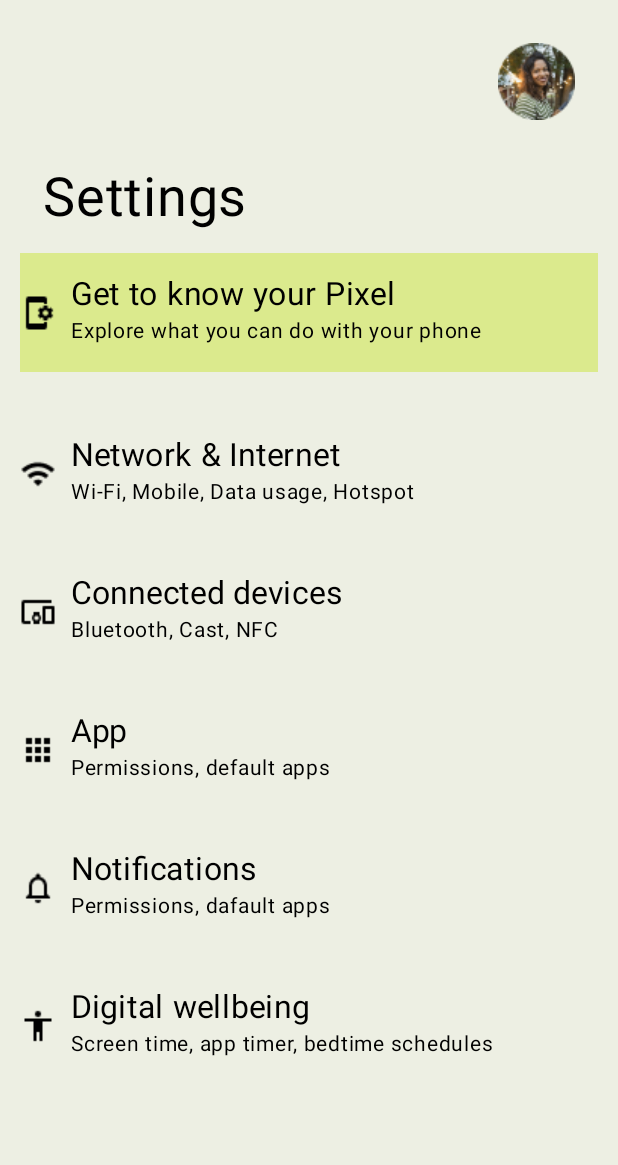
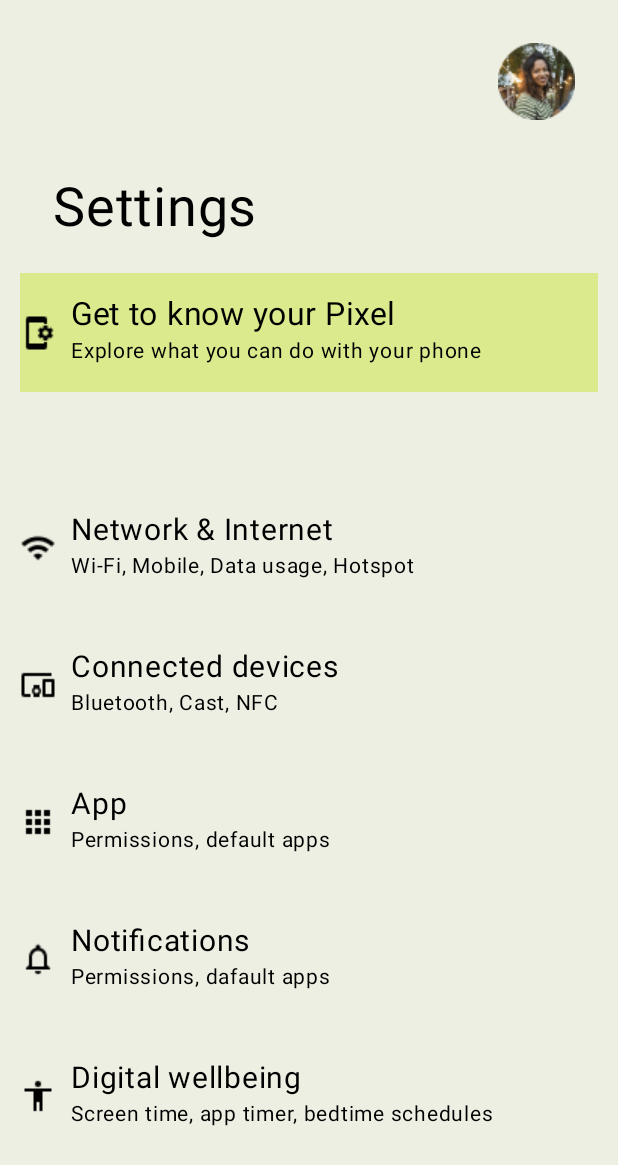
Before and after one commit to Oreoff/control-work, an Android app built with Jetpack Compose: the screen it shows after launch (MainActivity), on a phone screen of 412 x 824 dp. Shown: the top 1165 px of the screen. Run offline under Robolectric (Android 15) with nearby library versions, the phone set to English and light mode, and no system bars.

Commit message:
final work

```diff
--- a/app/src/main/java/com/example/myapplication/MainActivity.kt
+++ b/app/src/main/java/com/example/myapplication/MainActivity.kt
@@ -60,13 +60,14 @@ fun Greeting(name: String, modifier: Modifier = Modifier.padding(15.dp)) {
         Text(
             text = "Settings",
             fontSize = 36.sp,
-            modifier = modifier
+            modifier = Modifier.padding(22.dp)
         )
 Row (
     modifier = Modifier.fillMaxWidth().background(backgroundColor).padding(top = 15.dp, bottom = 15.dp),
     verticalAlignment = Alignment.CenterVertically,
 )
 {
+
     Image(painter = painterResource(id = R.drawable.phonelink_setup),
         contentDescription = "Phone",
         modifier= Modifier
@@ -86,7 +87,7 @@ Row (
     }
 }
         Row (
-            modifier = Modifier.fillMaxWidth().padding(top = 43.dp),
+            modifier = Modifier.fillMaxWidth().padding(top = 80.dp),
             verticalAlignment = Alignment.CenterVertically,
         )
         {
@@ -98,7 +99,7 @@ Row (
             Column (modifier= Modifier.padding(start = 10.dp)){
                 Text(
                     text = "Network & Internet",
-                    fontSize = 21.sp,
+                    fontSize = 20.sp,
                     modifier = Modifier
                 )
                 Text(
@@ -121,7 +122,7 @@ Row (
             Column (modifier= Modifier.padding(start = 10.dp)){
                 Text(
                     text = "Connected devices",
-                    fontSize = 21.sp,
+                    fontSize = 20.sp,
                     modifier = Modifier
                 )
                 Text(
@@ -144,7 +145,7 @@ Row (
             Column (modifier= Modifier.padding(start = 10.dp)){
                 Text(
                     text = "App",
-                    fontSize = 21.sp,
+                    fontSize = 20.sp,
                     modifier = Modifier
                 )
                 Text(
@@ -167,7 +168,7 @@ Row (
             Column (modifier= Modifier.padding(start = 10.dp)){
                 Text(
                     text = "Notifications",
-                    fontSize = 21.sp,
+                    fontSize = 20.sp,
                     modifier = Modifier
                 )
                 Text(
@@ -190,7 +191,7 @@ Row (
             Column (modifier= Modifier.padding(start = 10.dp)){
                 Text(
                     text = "Digital wellbeing",
-                    fontSize = 21.sp,
+                    fontSize = 20.sp,
                     modifier = Modifier
                 )
                 Text(
```
